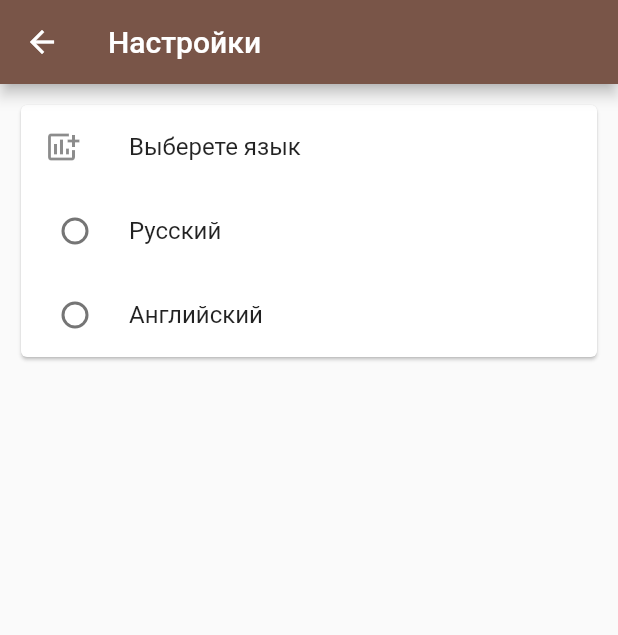
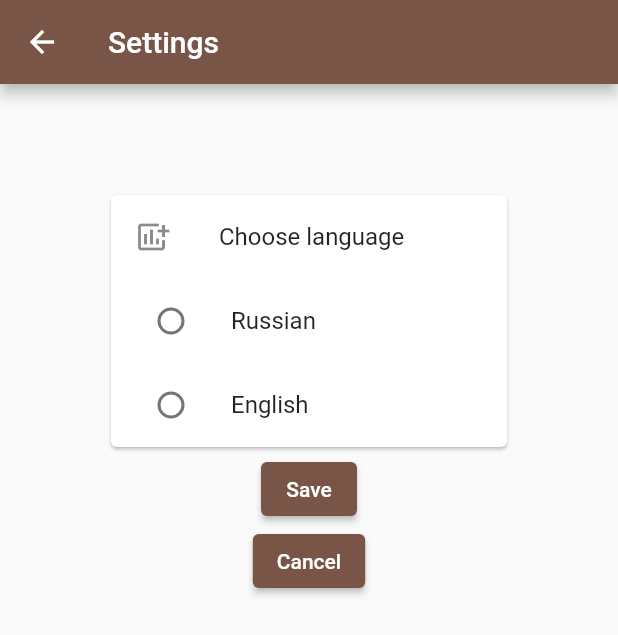
Before and after one commit to alexmaxevt/master_diploma, a Flutter app: the SettingsPage screen opened directly, on a phone screen of 412 x 824 dp. Shown: the top 635 px of the screen. Run offline on Flutter 3.47's test engine with Material 2 defaults, Android fonts, the phone set to English and light mode, and no system bars; our stand-ins replace camera, easy_localization, flutter_speed_dial, image_picker.

Commit message:
Добавлена локализация

```diff
--- a/assets/translations/en.json
+++ b/assets/translations/en.json
@@ -1,4 +1,9 @@
 {
   "title_in_toolbar": "OCR",
-  "setting_title": "Settings"
+  "setting_title": "Settings",
+  "setting_choose_language": "Choose language",
+  "setting_russian_language": "Russian",
+  "setting_english_language": "English",
+  "setting_save_button": "Save",
+  "setting_cancel_button": "Cancel"
 }
--- a/assets/translations/ru.json
+++ b/assets/translations/ru.json
@@ -1,4 +1,9 @@
 {
   "title_in_toolbar": "OCR",
-  "setting_title": "Настройки"
+  "setting_title": "Настройки",
+  "setting_choose_language": "Выберете язык",
+  "setting_russian_language": "Русский",
+  "setting_english_language": "Английский",
+  "setting_save_button": "Сохранить",
+  "setting_cancel_button": "Отменить"
 }
--- a/lib/main.dart
+++ b/lib/main.dart
@@ -26,8 +26,6 @@ void main() async{
     ),
   );
 }
-
-enum Language { russian, english }
 
 class MyApp extends StatelessWidget {
   const MyApp({super.key});
@@ -206,11 +204,15 @@ class _MyHomePageState extends State<MyHomePage> {
 class _SettingPageState extends State<SettingsPage> {
   int? selectedOption;
 
+  _cancel(context) {
+    Navigator.pop(context);
+  }
+
   @override
   Widget build(BuildContext context) {
     return Scaffold(
       appBar: AppBar(
-        title: Text('Настройки'),
+        title: Text(LocaleKeys.setting_title).tr(),
         leading: IconButton(
           onPressed: () {
             Navigator.pop(context);
@@ -219,8 +221,10 @@ class _SettingPageState extends State<SettingsPage> {
         ),
       ),
       body: Container(
-        margin: EdgeInsets.all(10),
+        margin: EdgeInsets.all(30),
+        padding: EdgeInsets.all(40),
         child: Column(
+          crossAxisAlignment: CrossAxisAlignment.center,
           children: <Widget> [
             Card(
               child: Column(
@@ -228,27 +232,56 @@ class _SettingPageState extends State<SettingsPage> {
                 children: <Widget>[
                   ListTile(
                     leading: Icon(Icons.add_chart),
-                    title: Text('Выберете язык'),
+                    title: Text(LocaleKeys.setting_choose_language).tr(),
                   ),
-                  RadioListTile<int> (
-                    title: Text('Русский'),
+                  ListTile(
+                    title: Text(LocaleKeys.setting_russian_language).tr(),
+                    leading: Radio<int> (
                       value: 1,
                       groupValue: selectedOption,
                       onChanged: (int? value) {
+                        setState(() {
                           selectedOption = value;
+                        });
                       },
+                      activeColor: Colors.deepOrangeAccent,
                     ),
-                  RadioListTile<int> (
-                    title: Text('Английский'),
+                  ),
+                  ListTile(
+                    title: Text(LocaleKeys.setting_english_language).tr(),
+                    leading: Radio<int> (
                       value: 2,
                       groupValue: selectedOption,
                       onChanged: (int? value) {
+                        setState(() {
                           selectedOption = value;
+                        });
                       },
+                      activeColor: Colors.deepOrangeAccent,
+                    ),
                   ),
                 ]
               ),
-            )
+            ),
+            ElevatedButton(
+                onPressed: () {
+                  if(selectedOption == 1) {
+                    context.setLocale(Locale('ru'));
+                    Navigator.pop(context);
+                  }
+                  else {
+                    context.setLocale(Locale('en'));
+                    Navigator.pop(context);
+                  }
+                },
+                child: Text(LocaleKeys.setting_save_button).tr()
+            ),
+            ElevatedButton(
+                onPressed: () {
+                  _cancel(context);
+                },
+                child: Text(LocaleKeys.setting_cancel_button).tr()
+            ),
           ],
         ),
       ),
```
Also changed, not shown: lib/generated/codegen_loader.g.dart, lib/generated/locale_keys.g.dart. Lines whose indentation alone changed are shown as unchanged.
